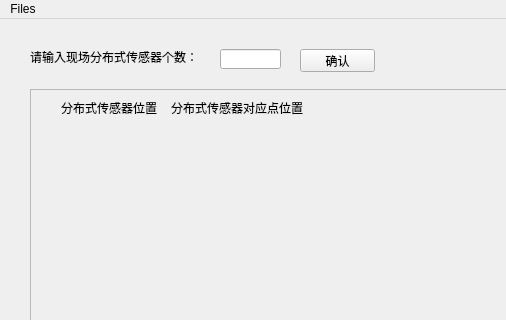
First picture: the form in fenbushi.ui, repository wangqi1994/gui_python_configuration-software, before the edit; both pictures show x 0 to 506 and y 0 to 320 of the 800 by 600 pixel window.
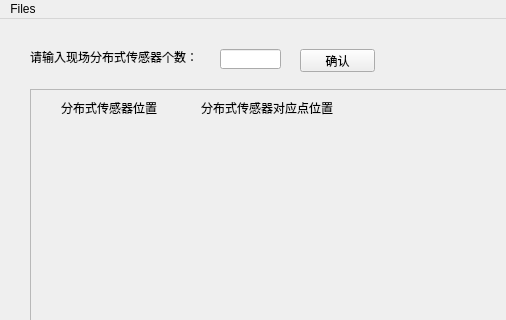
Second picture: the form after the edit.

Diff of the .ui file:
```diff
--- a/fenbushi.ui
+++ b/fenbushi.ui
@@ -93,7 +93,7 @@
      <widget class="QLabel" name="fenbushi_loc2">
       <property name="geometry">
        <rect>
-        <x>140</x>
+        <x>170</x>
         <y>10</y>
         <width>161</width>
         <height>16</height>
```
